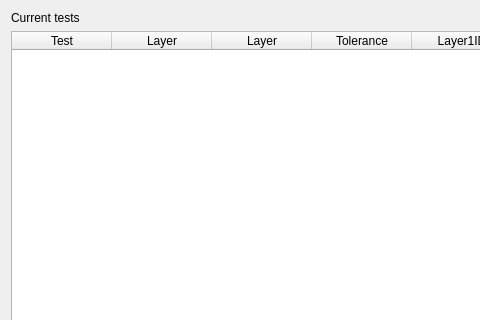
This is rulesDialog.ui in wonder-sk/topol as Qt 5 draws it before an edit; both pictures show x 0 to 480 and y 0 to 320 of the 739 by 545 pixel window. The edited form follows.
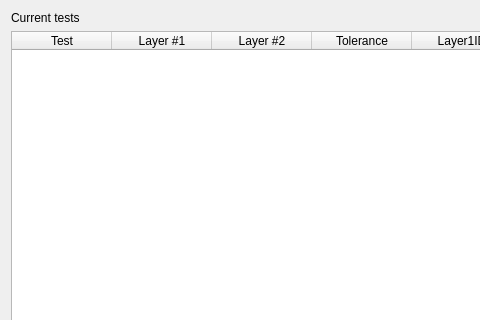
This is the edited form.

```diff
--- a/rulesDialog.ui
+++ b/rulesDialog.ui
@@ -32,12 +32,12 @@
        </column>
        <column>
         <property name="text">
-         <string>Layer</string>
+         <string>Layer #1</string>
         </property>
        </column>
        <column>
         <property name="text">
-         <string>Layer</string>
+         <string>Layer #2</string>
         </property>
        </column>
        <column>
```
